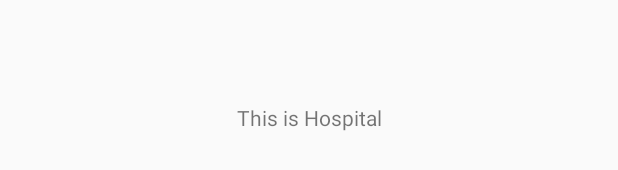
After one commit to devmk1090/SearchMask, an Android app: the layout activity_hospital.xml on its own in the app's theme, with its tools: preview values and no code run, on a phone screen of 412 x 824 dp. The commit adds this screen. Shown: the part 501-671 px from the top of the screen. Run offline under Robolectric (Android 15) with nearby library versions, the phone set to English and light mode, and no system bars.

Commit message:
- 공공데이터 XML 파싱 적용중

```diff
--- a/app/build.gradle
+++ b/app/build.gradle
@@ -45,4 +45,5 @@ dependencies {
     //retrofit
     implementation 'com.squareup.retrofit2:retrofit:2.4.0'
     implementation 'com.squareup.retrofit2:converter-gson:2.4.0'
+
 }
--- a/app/src/main/AndroidManifest.xml
+++ b/app/src/main/AndroidManifest.xml
@@ -23,9 +23,10 @@
                 <category android:name="android.intent.category.LAUNCHER" />
             </intent-filter>
         </activity>
+
         <meta-data
             android:name="com.google.android.gms.ads.APPLICATION_ID"
-            android:value="@string/GoogleAdMobID"/>
+            android:value="@string/GoogleAdMobID" />
     </application>
 
 </manifest>
--- /dev/null
+++ b/app/src/main/res/layout/activity_hospital.xml
@@ -0,0 +1,16 @@
+<?xml version="1.0" encoding="utf-8"?>
+<androidx.constraintlayout.widget.ConstraintLayout xmlns:android="http://schemas.android.com/apk/res/android"
+    xmlns:app="http://schemas.android.com/apk/res-auto"
+    xmlns:tools="http://schemas.android.com/tools"
+    android:layout_width="match_parent"
+    android:layout_height="match_parent"
+    tools:context=".HospitalActivity">
+    <TextView
+        android:text="This is Hospital"
+        app:layout_constraintTop_toTopOf="parent"
+        app:layout_constraintBottom_toBottomOf="parent"
+        app:layout_constraintLeft_toLeftOf="parent"
+        app:layout_constraintRight_toRightOf="parent"
+        android:layout_width="wrap_content"
+        android:layout_height="wrap_content"/>
+</androidx.constraintlayout.widget.ConstraintLayout>
```
Also changed, not shown: app/src/main/java/com/devkproject/searchmask/HospitalActivity.kt (added, +68 -0 lines), app/src/main/java/com/devkproject/searchmask/MainActivity.kt (+5 -15 lines), app/src/main/java/com/devkproject/searchmask/api/HospitalInterface.kt (added, +16 -0 lines), app/src/main/java/com/devkproject/searchmask/api/RestClient.kt (+8 -0 lines), app/src/main/java/com/devkproject/searchmask/model/HospitalModel.kt (added, +17 -0 lines), app/src/main/res/layout/activity_main.xml (+8 -1 lines), app/src/main/res/values/strings.xml (+0 -14 lines).
